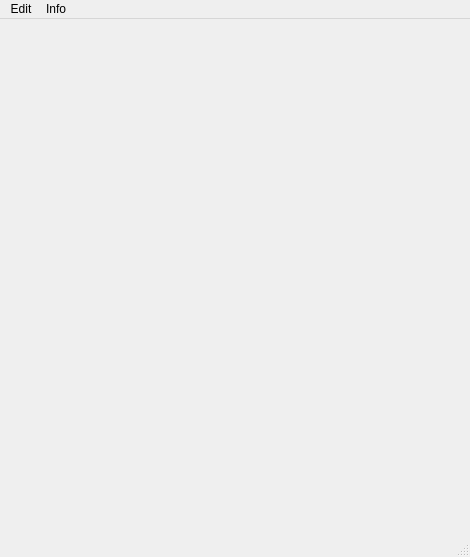
Above: core/ui/MainWindow.ui from KROIA/CmakeLibCreator before the change. Below: the same form after it.
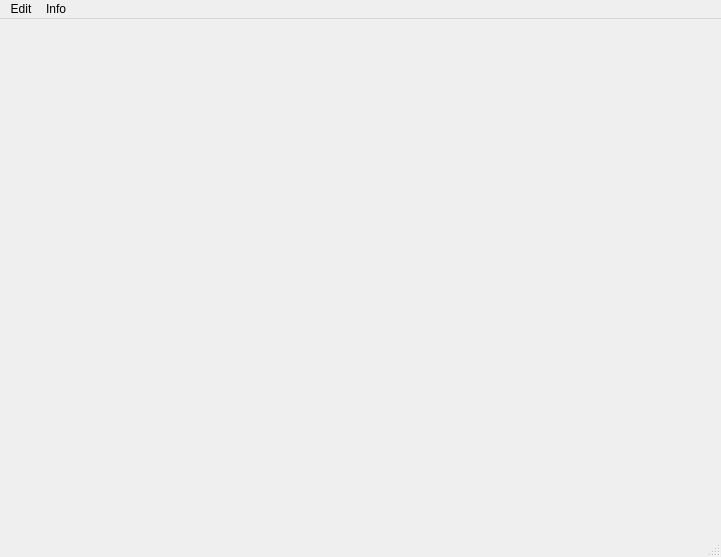
That is the form after the change.

Patch:
```diff
--- a/core/ui/MainWindow.ui
+++ b/core/ui/MainWindow.ui
@@ -6,7 +6,7 @@
    <rect>
     <x>0</x>
     <y>0</y>
-    <width>470</width>
+    <width>721</width>
     <height>557</height>
    </rect>
   </property>
@@ -14,7 +14,7 @@
    <string>MainWindow</string>
   </property>
   <widget class="QWidget" name="centralWidget">
-   <layout class="QVBoxLayout" name="verticalLayout" stretch="1">
+   <layout class="QVBoxLayout" name="verticalLayout" stretch="">
     <property name="leftMargin">
      <number>0</number>
     </property>
@@ -50,8 +50,8 @@
     <rect>
      <x>0</x>
      <y>0</y>
-     <width>470</width>
-     <height>21</height>
+     <width>721</width>
+     <height>20</height>
     </rect>
    </property>
    <widget class="QMenu" name="menuInfo">
```
Left out of the diff: 16 changed lines with no effect on the pictures.
